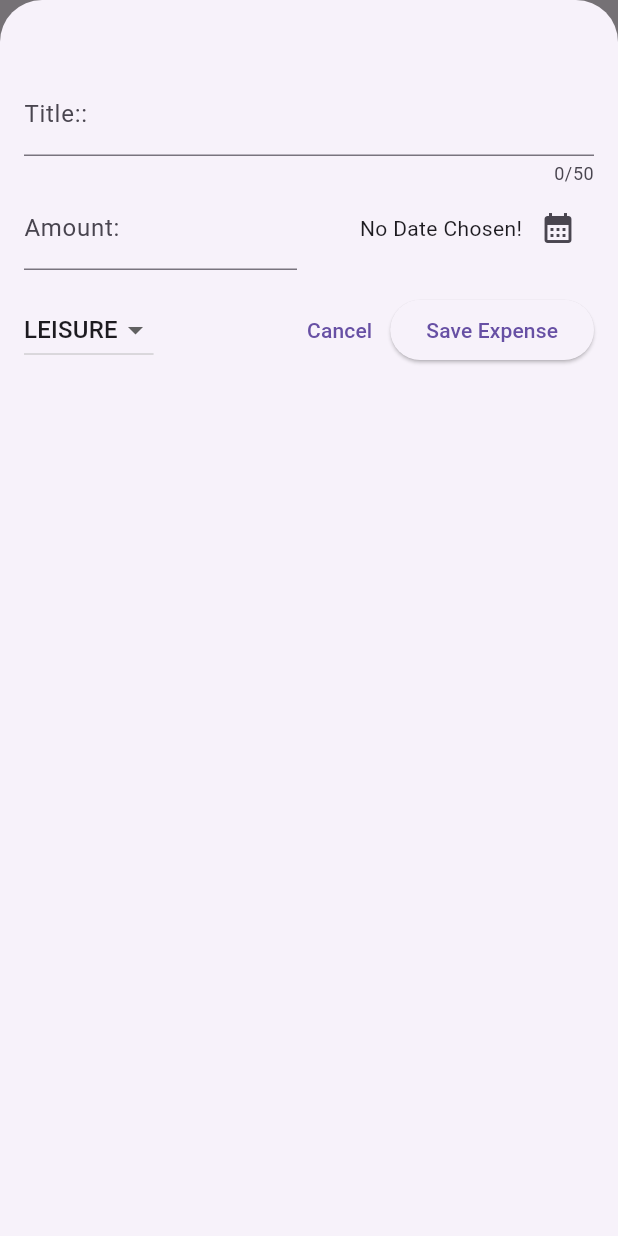
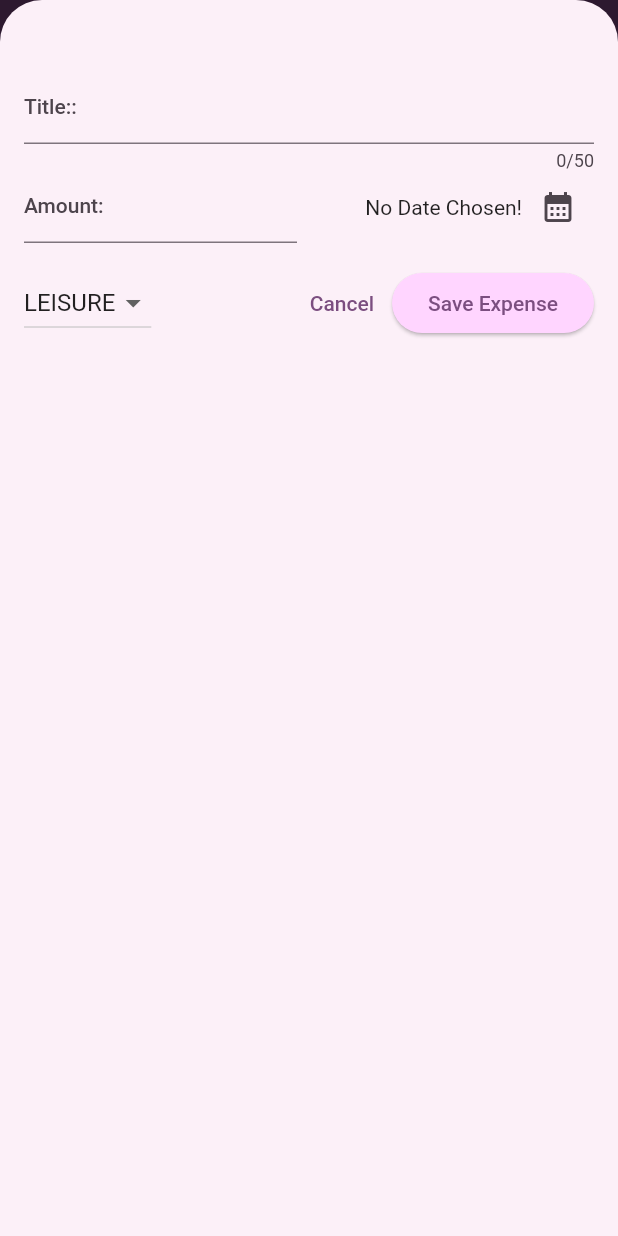
Before and after one commit to Kapil619/expense_tracker, a Flutter app: the screen it shows after launch, after a tap on the "add" icon, on a phone screen of 412 x 824 dp. Run offline on Flutter 3.47's test engine with Material 2 defaults, Android fonts, the phone set to English and light mode, and no system bars.

Commit message:
Theming & Color schemes

```diff
--- a/lib/main.dart
+++ b/lib/main.dart
@@ -2,10 +2,37 @@ import 'package:flutter/material.dart';
 
 import 'package:expense_tracker/widgets/expenses.dart';
 
+var kColorScheme = ColorScheme.fromSeed(
+  seedColor: const Color.fromARGB(255, 245, 162, 254),
+);
+
 void main() {
   runApp(
     MaterialApp(
-        theme: ThemeData(useMaterial3: true),
+        theme: ThemeData().copyWith(
+          useMaterial3: true,
+          colorScheme: kColorScheme,
+          appBarTheme: const AppBarTheme().copyWith(
+            backgroundColor: kColorScheme.onPrimaryContainer,
+            foregroundColor: kColorScheme.primaryContainer,
+          ),
+          cardTheme: const CardTheme().copyWith(
+              color: kColorScheme.secondaryContainer,
+              margin: const EdgeInsets.symmetric(horizontal: 16, vertical: 8)),
+          elevatedButtonTheme: ElevatedButtonThemeData(
+            //elevated button doesnt have copywith function
+            style: ElevatedButton.styleFrom(
+              backgroundColor: kColorScheme.primaryContainer,
+            ),
+          ),
+          textTheme: ThemeData().textTheme.copyWith(
+                titleLarge: TextStyle(
+                  fontWeight: FontWeight.normal,
+                  color: kColorScheme.onSecondaryContainer,
+                  fontSize: 18,
+                ),
+              ),
+        ),
         // For using versions of materialApp
 
         home: const Expenses()),
--- a/lib/widgets/expenses_list/expense_item.dart
+++ b/lib/widgets/expenses_list/expense_item.dart
@@ -12,8 +12,12 @@ class ExpenseItem extends StatelessWidget {
       child: Padding(
         padding: const EdgeInsets.symmetric(horizontal: 20, vertical: 16),
         child: Column(
+          crossAxisAlignment: CrossAxisAlignment.start,
           children: [
-            Text(expense.title),
+            Text(
+              expense.title,
+              style: Theme.of(context).textTheme.titleLarge,
+            ),
             const SizedBox(height: 4),
             Row(
               children: [
--- a/lib/widgets/expenses_list/expenses_list.dart
+++ b/lib/widgets/expenses_list/expenses_list.dart
@@ -13,6 +13,11 @@ class ExpensesList extends StatelessWidget {
     return ListView.builder(
       itemCount: expenses.length,
       itemBuilder: (context, index) => Dismissible(
+        background: Container(
+          color: Theme.of(context).colorScheme.error,
+          margin: EdgeInsets.symmetric(
+              horizontal: Theme.of(context).cardTheme.margin!.horizontal),
+        ),
         key: ValueKey(expenses[index]),
         onDismissed: (direction) {
           onRemoveExpense(expenses[index]);
```
